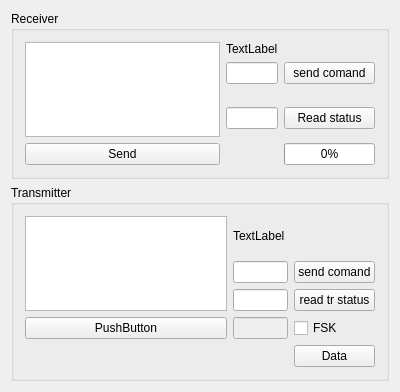
Above: mainwindow.ui from nonalcogolic/RFM01-RFM02-tuning-tool before the change. Below: the same form after it.
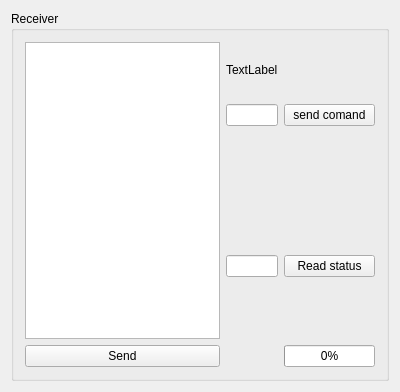
That is the form after the change.

Commit message: transmitter control panel is used

The edit to the form file:
```diff
--- a/mainwindow.ui
+++ b/mainwindow.ui
@@ -73,80 +73,6 @@
        </item>
       </layout>
      </item>
-     <item>
-      <layout class="QHBoxLayout" name="horizontalLayout_2">
-       <item>
-        <widget class="QGroupBox" name="groupBox_2">
-         <property name="title">
-          <string>Transmitter</string>
-         </property>
-         <layout class="QGridLayout" name="gridLayout_3">
-          <item row="2" column="3">
-           <widget class="QPushButton" name="but_readTrStatus">
-            <property name="text">
-             <string>read tr status</string>
-            </property>
-           </widget>
-          </item>
-          <item row="1" column="1">
-           <widget class="QLineEdit" name="transmitterCmd"/>
-          </item>
-          <item row="3" column="0">
-           <widget class="QPushButton" name="but_tr_sendAll">
-            <property name="text">
-             <string>PushButton</string>
-            </property>
-           </widget>
-          </item>
-          <item row="1" column="3">
-           <widget class="QPushButton" name="transmitter_but">
-            <property name="text">
-             <string>send comand</string>
-            </property>
-           </widget>
-          </item>
-          <item row="0" column="1">
-           <widget class="QLabel" name="label_2">
-            <property name="text">
-             <string>TextLabel</string>
-            </property>
-           </widget>
-          </item>
-          <item row="0" column="0" rowspan="3">
-           <widget class="QTextEdit" name="edit_multyple_comand_Tr"/>
-          </item>
-          <item row="3" column="1">
-           <widget class="QLineEdit" name="lineEdit_Data">
-            <property name="enabled">
-             <bool>false</bool>
-            </property>
-           </widget>
-          </item>
-          <item row="2" column="1">
-           <widget class="QLineEdit" name="ed_tr"/>
-          </item>
-          <item row="4" column="3">
-           <widget class="QPushButton" name="but_send">
-            <property name="text">
-             <string>Data</string>
-            </property>
-           </widget>
-          </item>
-          <item row="3" column="3">
-           <widget class="QCheckBox" name="ch_FSK">
-            <property name="text">
-             <string>FSK</string>
-            </property>
-            <property name="checked">
-             <bool>false</bool>
-            </property>
-           </widget>
-          </item>
-         </layout>
-        </widget>
-       </item>
-      </layout>
-     </item>
     </layout>
    </item>
   </layout>
```
The commit also changes 6 other files.
